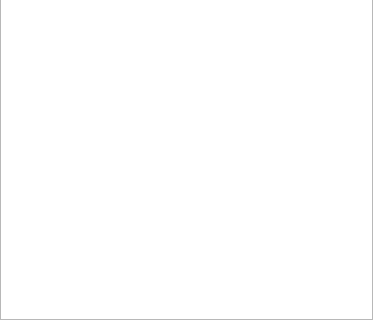
This is src/Evision/LogView.ui in jiafeng5513/Evision as Qt 5 draws it before an edit; both pictures show x 0 to 373 and y 203 to 523 of the 373 by 523 pixel window. The edited form follows.
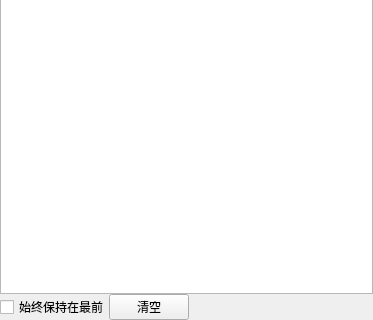
This is the edited form. Icons and pictures are not drawn.

What changed in the file:
```diff
--- a/src/Evision/LogView.ui
+++ b/src/Evision/LogView.ui
@@ -29,7 +29,34 @@
    <property name="spacing">
     <number>0</number>
    </property>
-   <item row="0" column="0">
+   <item row="2" column="0">
+    <widget class="QCheckBox" name="checkBox_StayOnTop">
+     <property name="text">
+      <string>始终保持在最前</string>
+     </property>
+    </widget>
+   </item>
+   <item row="2" column="1">
+    <widget class="QPushButton" name="pushButton_delete">
+     <property name="text">
+      <string>清空</string>
+     </property>
+    </widget>
+   </item>
+   <item row="2" column="2">
+    <spacer name="horizontalSpacer">
+     <property name="orientation">
+      <enum>Qt::Horizontal</enum>
+     </property>
+     <property name="sizeHint" stdset="0">
+      <size>
+       <width>40</width>
+       <height>20</height>
+      </size>
+     </property>
+    </spacer>
+   </item>
+   <item row="0" column="0" colspan="3">
     <widget class="QTextEdit" name="textEdit"/>
    </item>
   </layout>
```
Left out of the diff: 47 changed lines with no effect on the pictures.
